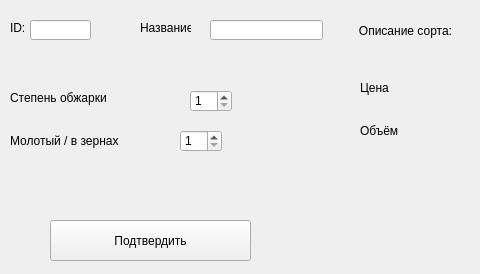
The window that addEditCoffeeForm.ui (VladMursalimov/Kapuchino) describes before a commit, drawn with Qt 5; both pictures show x 0 to 480 and y 0 to 274 of the 724 by 274 pixel window.
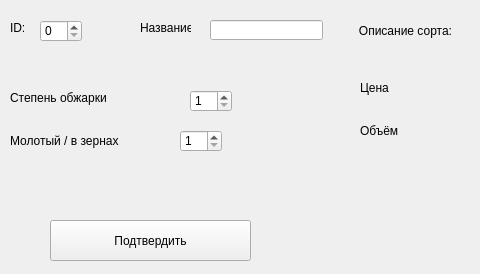
The same window after the commit.

Diff of the .ui file:
```diff
--- a/addEditCoffeeForm.ui
+++ b/addEditCoffeeForm.ui
@@ -192,13 +192,13 @@
     </rect>
    </property>
   </widget>
-  <widget class="QLineEdit" name="id_input">
+  <widget class="QSpinBox" name="id_input">
    <property name="geometry">
     <rect>
-     <x>30</x>
+     <x>40</x>
      <y>20</y>
-     <width>61</width>
-     <height>20</height>
+     <width>42</width>
+     <height>22</height>
     </rect>
    </property>
   </widget>
```
